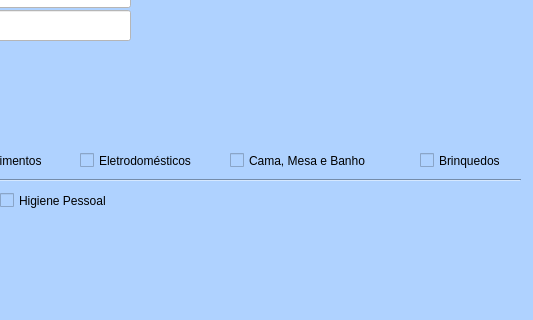
Andreambu23/Cadastro-de-Produtos, file formulario.ui: the form before one commit; both pictures show x 180 to 713 and y 130 to 450 of the 713 by 560 pixel window.
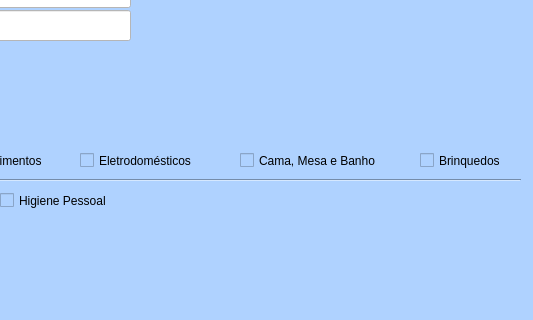
The form after the commit.

Patch:
```diff
--- a/formulario.ui
+++ b/formulario.ui
@@ -226,7 +226,7 @@
      <rect>
       <x>260</x>
       <y>280</y>
-      <width>131</width>
+      <width>151</width>
       <height>21</height>
      </rect>
     </property>
@@ -237,9 +237,9 @@
    <widget class="QCheckBox" name="checkBox_4">
     <property name="geometry">
      <rect>
-      <x>410</x>
+      <x>420</x>
       <y>280</y>
-      <width>151</width>
+      <width>161</width>
       <height>21</height>
      </rect>
     </property>
```
Left out of the diff: 2 changed lines with no effect on the pictures.
